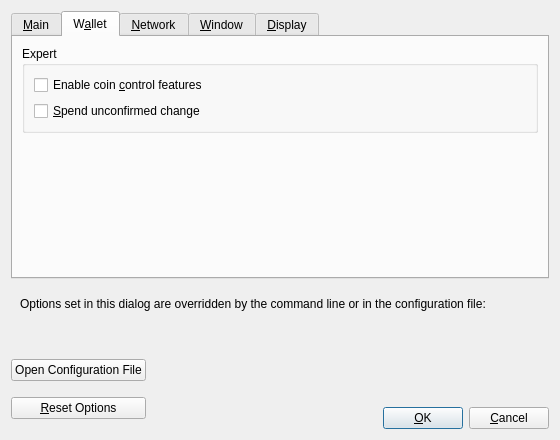
Above: src/qt/forms/optionsdialog.ui from TaobotX11/nusacoin before the change. Below: the same form after it.
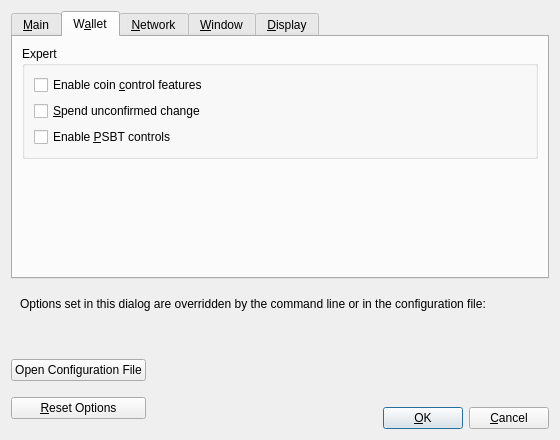
That is the form after the change. The open tabs and pages were chosen to show the change. Custom widgets are drawn as their Qt base class.

Commit message: qt: hide Create Unsigned button behind an expert mode option

```diff
--- a/src/qt/forms/optionsdialog.ui
+++ b/src/qt/forms/optionsdialog.ui
@@ -226,6 +226,16 @@
             </property>
            </widget>
           </item>
+          <item>
+           <widget class="QCheckBox" name="m_enable_psbt_controls">
+            <property name="text">
+             <string extracomment="An options window setting to enable PSBT controls.">Enable &amp;PSBT controls</string>
+            </property>
+            <property name="toolTip">
+             <string extracomment="Tooltip text for options window setting that enables PSBT controls.">Whether to show PSBT controls.</string>
+            </property>
+           </widget>
+          </item>
          </layout>
         </widget>
        </item>
```
The commit also changes 6 other files.
